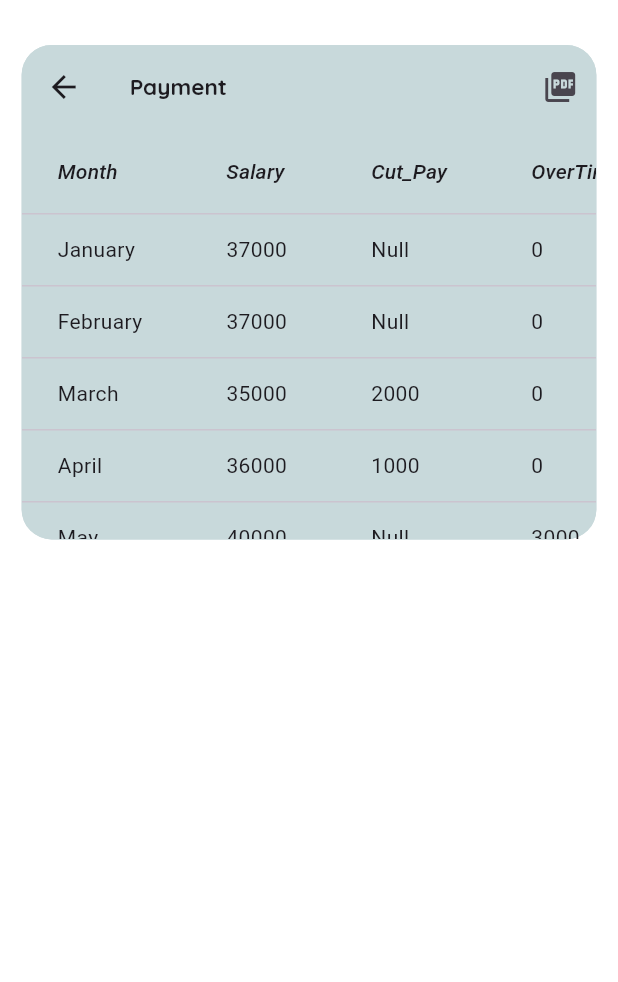
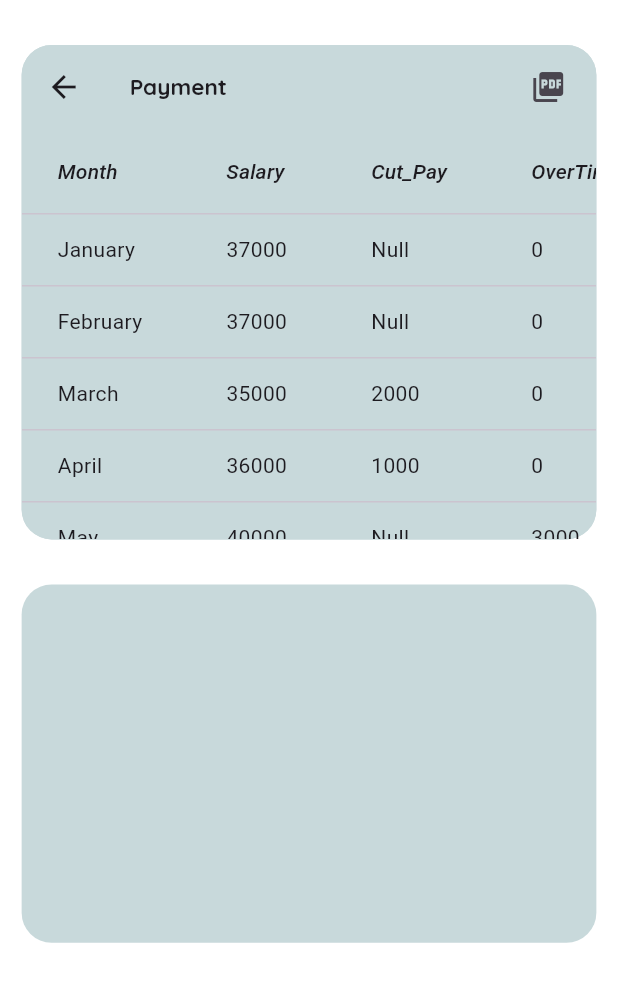
Before and after one commit to AIdevol/employee-pocket-management-app, a Flutter app: the DetailsManage screen opened directly, on a phone screen of 412 x 824 dp. Shown: the top 982 px of the screen. Run offline on Flutter 3.47's test engine with Material 3 defaults, Android fonts, the phone set to English and light mode, and no system bars; our stand-ins replace animated_text_kit, fl_chart, flutter_screenutil, gap, get, loading_animation_widget and 4 more; missing offline and left inert: dart:js_interop.

Commit message:
updates changed

```diff
--- a/lib/core/home/controller/home_screen_controller.dart
+++ b/lib/core/home/controller/home_screen_controller.dart
@@ -0,0 +1,5 @@
+import 'dart:js_interop';
+
+import 'package:get/get.dart';
+
+class HomeScreenController extends GetxController {}
--- /dev/null
+++ b/lib/core/home/controller/performance_progres_controller.dart
@@ -0,0 +1,5 @@
+import 'package:get/get.dart';
+
+class PerfomanceProgressScreenViewController extends GetxController{
+
+}
--- a/lib/core/pages/presentation/views/details_manage_screen.dart
+++ b/lib/core/pages/presentation/views/details_manage_screen.dart
@@ -2,6 +2,7 @@ import 'package:flutter/material.dart';
 import 'package:gap/gap.dart';
 import 'package:get/get.dart';
 import 'package:weboapp_pocket/constants/color.dart';
+import 'package:weboapp_pocket/core/home/views/perfomance_progres.dart';
 import 'package:weboapp_pocket/core/pages/presentation/controller/details_manage_controller.dart';
 
 class DetailsManage extends GetView<DetailsManageController> {
@@ -12,7 +13,11 @@ class DetailsManage extends GetView<DetailsManageController> {
       body: Padding(
         padding: const EdgeInsets.symmetric(vertical: 30),
         child: ListView(
-          children: [_salaryStructure(context)],
+          children: [
+            _salaryStructure(context),
+            Gap(30),
+            _progressView(context)
+          ],
         ),
       ),
     );
@@ -54,9 +59,12 @@ Widget _vertcalPaymentdetails(BuildContext context) {
           backgroundColor: Colors.transparent,
           elevation: 0,
           actions: [
-            IconButton(
-              icon: Icon(Icons.picture_as_pdf),
-              onPressed: () => controller.generatePDF(),
+            Padding(
+              padding: const EdgeInsets.all(8.0),
+              child: IconButton(
+                icon: Icon(Icons.picture_as_pdf),
+                onPressed: () => controller.generatePDF(),
+              ),
             ),
           ],
         ),
@@ -70,6 +78,21 @@ Widget _vertcalPaymentdetails(BuildContext context) {
           ),
         ),
       ],
+    ),
+  );
+}
+
+Widget _progressView(BuildContext context) {
+  final screenSize = MediaQuery.of(context).size;
+  return Center(
+    child: Container(
+      height: screenSize.height * 0.29,
+      width: screenSize.width * 0.93,
+      decoration: BoxDecoration(
+        borderRadius: BorderRadius.circular(20),
+        color: const Color.fromARGB(255, 200, 217, 219),
+      ),
+      // child: PerfomanceProgressScreenView(),
     ),
   );
 }
```
Also changed, not shown: lib/core/home/views/perfomance_progres.dart (added, +14 -0 lines), lib/core/pages/presentation/controller/profile_drawer_screen_controllerr.dart (+6 -3 lines).
